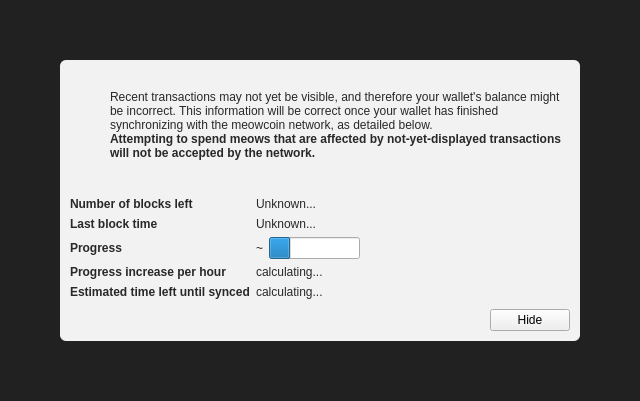
First picture: the form in src/qt/forms/modaloverlay.ui, repository cdonnachie/Slimecoin, before the edit.
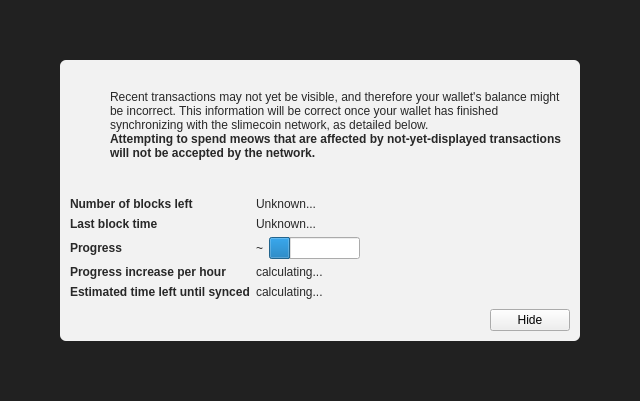
Second picture: the form after the edit. Icons and pictures are not drawn. Custom widgets are drawn as their Qt base class.

Commit message: Fork to Slimecoin

```diff
--- a/src/qt/forms/modaloverlay.ui
+++ b/src/qt/forms/modaloverlay.ui
@@ -130,7 +130,7 @@
              <item>
               <widget class="QLabel" name="infoText">
                <property name="text">
-                <string>Recent transactions may not yet be visible, and therefore your wallet's balance might be incorrect. This information will be correct once your wallet has finished synchronizing with the meowcoin network, as detailed below.</string>
+                <string>Recent transactions may not yet be visible, and therefore your wallet's balance might be incorrect. This information will be correct once your wallet has finished synchronizing with the slimecoin network, as detailed below.</string>
                </property>
                <property name="textFormat">
                 <enum>Qt::RichText</enum>
```
The commit also changes 947 other files.
